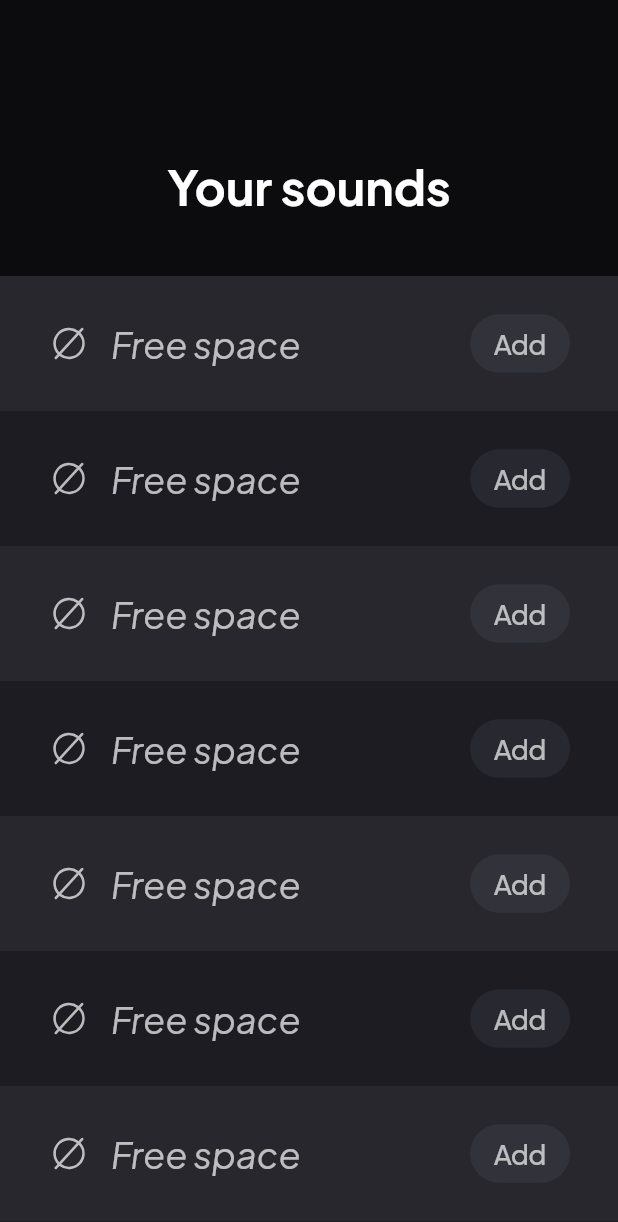
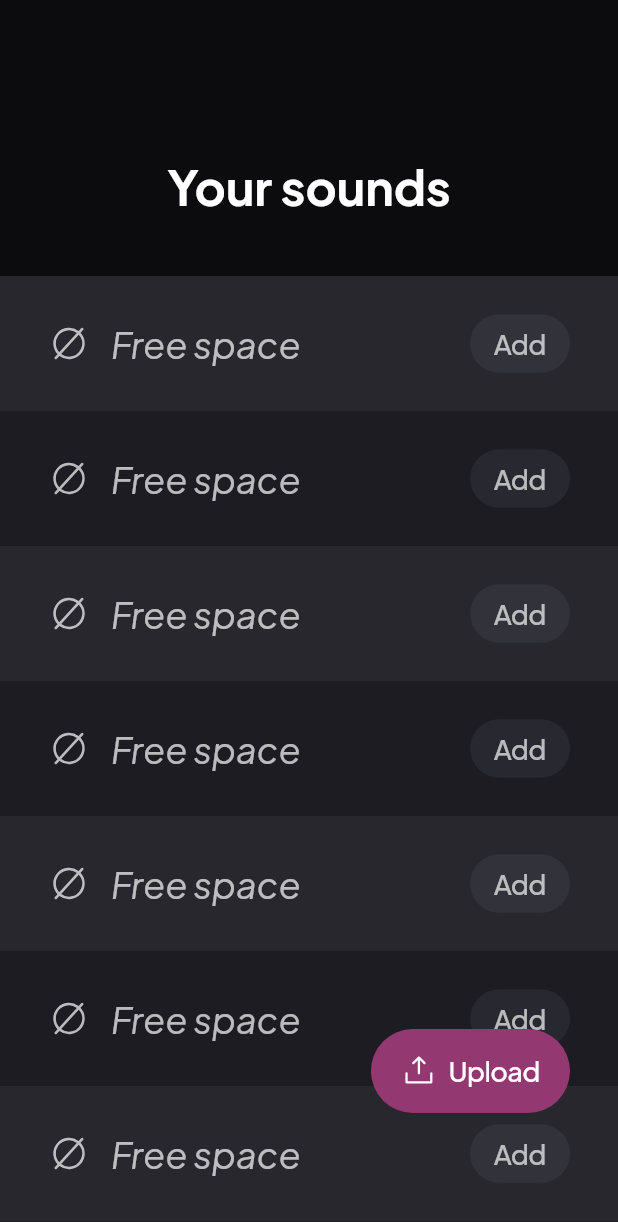
Before and after one commit to lolrepeatlol/lproject_cop4331, a Flutter app: the LibraryScreen screen opened directly with empty values, on a phone screen of 412 x 824 dp. Shown: the top 1222 px of the screen. Run offline on Flutter 3.47's test engine with Material 3 defaults, Android fonts, the light colour scheme and no system bars; our stand-ins replace audioplayers, file_picker, phosphor_flutter, shared_preferences; missing offline and left inert: jwt_decode; accounts and stored records are empty.

Commit message:
mobile: add file upload

```diff
--- a/mobile/lib/library_screen.dart
+++ b/mobile/lib/library_screen.dart
@@ -6,6 +6,8 @@ import 'services/sound_api.dart';
 import 'models/sound.dart';
 import 'extras/cupertino_toast.dart';
 import 'package:flutter/material.dart' show CircularProgressIndicator, AlwaysStoppedAnimation;
+import 'dart:io';
+import 'package:file_picker/file_picker.dart';
 
 class LibraryScreen extends StatefulWidget {
   const LibraryScreen({
@@ -13,11 +15,15 @@ class LibraryScreen extends StatefulWidget {
     required this.onLogout,
     required this.firstName,
     required this.lastName,
+    required this.userId,
+    required this.jwtToken,
   });
 
   final VoidCallback onLogout;
   final String firstName;
   final String lastName;
+  final String userId;
+  final String jwtToken;
 
   @override
   State<LibraryScreen> createState() => _LibraryScreenState();
@@ -41,11 +47,16 @@ class _LibraryScreenState extends State<LibraryScreen> {
   final ValueNotifier<List<Sound>> _searchNotifier = ValueNotifier([]);
 
   static const _baseUrl = 'http://ucfgroup4.xyz';
+  late final OverlayEntry _fabEntry;
 
   @override
   void initState() {
     super.initState();
     _loadGrid();
+    _fabEntry = OverlayEntry(builder: _buildFab);
+    WidgetsBinding.instance.addPostFrameCallback((_) {
+      Overlay.of(context, rootOverlay: true).insert(_fabEntry);
+    });
     _gridSub = SoundApi.onGridChanged.listen((_) => _loadGrid());
     _player.onDurationChanged.listen((d) => setState(() => _duration = d));
     _player.onPositionChanged.listen((p) => setState(() => _position = p));
@@ -57,6 +68,7 @@ class _LibraryScreenState extends State<LibraryScreen> {
 
   @override
   void dispose() {
+    _fabEntry.remove();
     _gridSub.cancel();
     _searchNotifier.dispose();
     _searchCtl.dispose();
@@ -165,6 +177,89 @@ class _LibraryScreenState extends State<LibraryScreen> {
     }
   }
 
+  Future<void> _pickAndUpload() async {
+    // 1. Pick the file
+    final res = await FilePicker.platform.pickFiles(
+      type: FileType.custom,
+      allowedExtensions: ['wav', 'mp3', 'ogg', 'm4a'],
+    );
+    if (!mounted || res == null || res.files.isEmpty) return;
+    final file = File(res.files.single.path!);
+
+    // 2. Show uploading toast
+    showCupertinoToast(context, 'Uploading…');
+
+    Sound newSound;
+    try {
+      newSound = await SoundApi.uploadSound(
+        audioFile: file,
+        userId:    widget.userId,
+        jwtToken:  widget.jwtToken,
+      );
+    } catch (e) {
+      if (!mounted) return;
+      showCupertinoToast(context, '${e.toString()}');
+      return;
+    }
+
+    if (!mounted) return;
+
+    // Add to grid
+    try {
+      await SoundApi.addSoundToFirstEmptySlot(newSound);
+    } catch (e) {
+      // e.g. no empty slot left
+      showCupertinoToast(context, 'Uploaded, but couldn’t add to library: ${e.toString()}');
+      return;
+    }
+
+    // ─── THEN refresh & notify ───
+    _loadGrid();
+    showCupertinoToast(
+      context,
+      'Uploaded “${newSound.name}” and added to your library!',
+    );
+  }
+
+  Widget _buildFab(BuildContext context) {
+    final bottom = MediaQuery.of(context).viewPadding.bottom;
+    return Positioned(
+      right : 32,
+      bottom: bottom + 50 + 32, // tabBarHeight + margin
+      child: CupertinoButton(
+        padding: EdgeInsets.zero,
+        minimumSize: Size.zero,
+        onPressed: _pickAndUpload,
+        child: Container(
+          padding: const EdgeInsets.symmetric(horizontal: 20, vertical: 16),
+          decoration: BoxDecoration(
+            color: const Color(0xFF943872),
+            borderRadius: BorderRadius.circular(32),
+          ),
+          child: Row(
+            mainAxisSize: MainAxisSize.min,
+            children: [
+              PhosphorIcon(
+                PhosphorIcons.uploadSimple(),
+                size: 24,
+                color: CupertinoColors.white,
+              ),
+              const SizedBox(width: 8),
+              const Text(
+                'Upload',
+                style: TextStyle(
+                  color: CupertinoColors.white,
+                  fontSize: 18,
+                  fontFamily: 'PlusJakartaSans',
+                  fontWeight: FontWeight.w500,
+                ),
+              ),
+            ],
+          ),
+        ),
+      ),
+    );
+  }
 
   Widget _listItem(int i) {
     final s = _grid[i];
@@ -306,7 +401,7 @@ class _LibraryScreenState extends State<LibraryScreen> {
                   bottom: 0,
                   child: CupertinoButton(
                     padding: EdgeInsets.zero,
-                    minSize: 0,
+                    minimumSize: Size.zero,
                     onPressed: () => Navigator.pop(context),
                     child: const Icon(
                       CupertinoIcons.xmark_circle_fill,
--- a/mobile/pubspec.yaml
+++ b/mobile/pubspec.yaml
@@ -36,6 +36,9 @@ dependencies:
   phosphor_flutter: ^2.1.0
   audioplayers: ^6.5.0
   flutter_launcher_icons: ^0.13.1
+  file_picker: ^10.2.0
+  mime: ^2.0.0
+  http_parser: ^4.1.2
 
   # The following adds the Cupertino Icons font to your application.
   # Use with the CupertinoIcons class for iOS style icons.
```
Also changed, not shown: mobile/lib/main.dart (+37 -9 lines), mobile/lib/services/sound_api.dart (+75 -2 lines), mobile/pubspec.lock.
